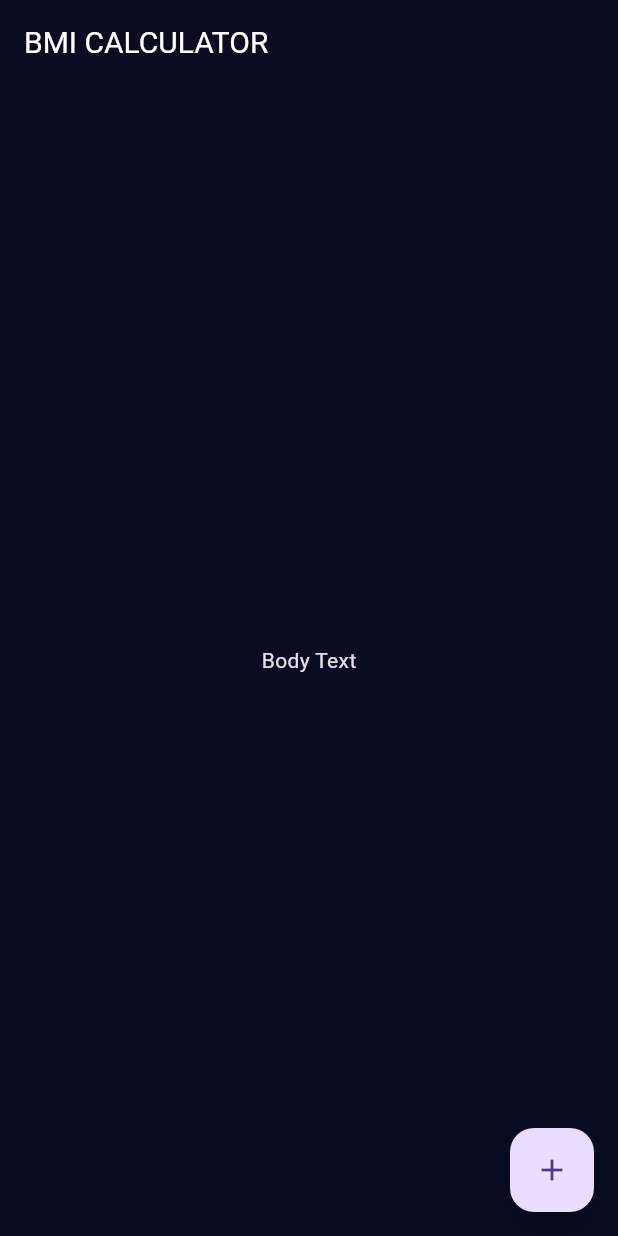
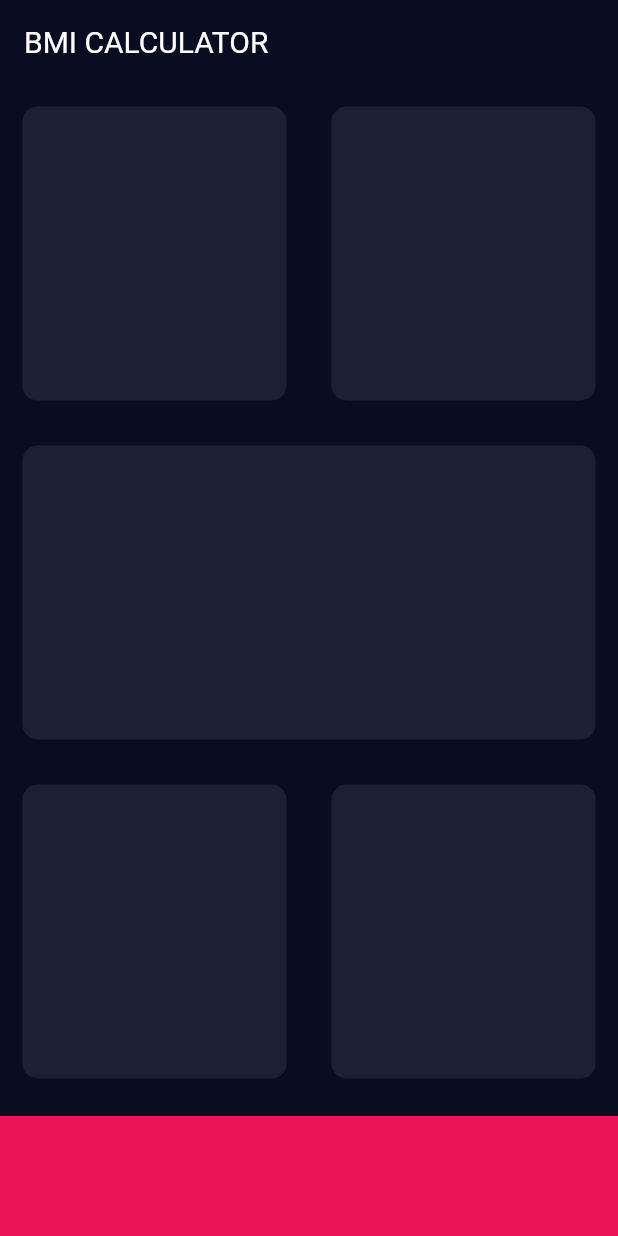
Before and after one commit to mateusu-martins/bmi_calculator, a Flutter app: the screen it shows after launch, on a phone screen of 412 x 824 dp. Run offline on Flutter 3.47's test engine with Material 3 defaults, Android fonts, the phone set to English and light mode, and no system bars.

Commit message:
update versions, add class widget container with mod themes

```diff
--- /dev/null
+++ b/lib/input_page.dart
@@ -0,0 +1,73 @@
+import 'package:flutter/material.dart';
+
+const bottomContainerHeight = 80.0;
+
+class InputPage extends StatefulWidget {
+  @override
+  _InputPageState createState() => _InputPageState();
+}
+
+class _InputPageState extends State<InputPage> {
+  @override
+  Widget build(BuildContext context) {
+    return Scaffold(
+      appBar: AppBar(
+        title: Text('BMI CALCULATOR'),
+      ),
+      body: Column(
+        children: <Widget>[
+          Expanded(
+              child: Row(
+            children: <Widget>[
+              Expanded(
+                child: ReusableCard(
+                  cor: Color((0xFF1D1F33)),
+                ),
+              ),
+              Expanded(
+                child: ReusableCard(),
+              ),
+            ],
+          )),
+          Expanded(
+            child: ReusableCard(),
+          ),
+          Expanded(
+              child: Row(
+            children: <Widget>[
+              Expanded(
+                child: ReusableCard(),
+              ),
+              Expanded(
+                child: ReusableCard(),
+              ),
+            ],
+          )),
+          Container(
+            color: Color(0xFFEB1555),
+            margin: EdgeInsets.only(top: 10.0),
+            width: double.infinity,
+            height: 80.00,
+          ),
+        ],
+      ),
+    );
+  }
+}
+
+class ReusableCard extends StatelessWidget {
+  ReusableCard({this.cor = const Color(0xFF1D1F33)});
+
+  final Color cor;
+
+  @override
+  Widget build(BuildContext context) {
+    return Container(
+      margin: EdgeInsets.all(15.0),
+      decoration: BoxDecoration(
+        borderRadius: BorderRadius.circular(10.0),
+        color: Color(0xFF1D1F33),
+      ),
+    );
+  }
+}
--- a/lib/main.dart
+++ b/lib/main.dart
@@ -1,4 +1,6 @@
+import 'package:flutter/cupertino.dart';
 import 'package:flutter/material.dart';
+import 'input_page.dart';
 
 void main() => runApp(BMICalculator());
 
@@ -19,32 +21,3 @@ class BMICalculator extends StatelessWidget {
     );
   }
 }
-
-class InputPage extends StatefulWidget {
-  @override
-  _InputPageState createState() => _InputPageState();
-}
-
-class _InputPageState extends State<InputPage> {
-  @override
-  Widget build(BuildContext context) {
-    return Scaffold(
-      appBar: AppBar(
-        title: Text('BMI CALCULATOR'),
-      ),
-      body: Center(
-        child: Text('Body Text'),
-      ),
-      floatingActionButton: Theme(
-        data: ThemeData(
-            colorScheme: ThemeData().colorScheme.copyWith(
-                  secondary: Colors.purple,
-                )),
-        child: FloatingActionButton(
-          child: Icon(Icons.add),
-          onPressed: () {},
-        ),
-      ),
-    );
-  }
-}
```
